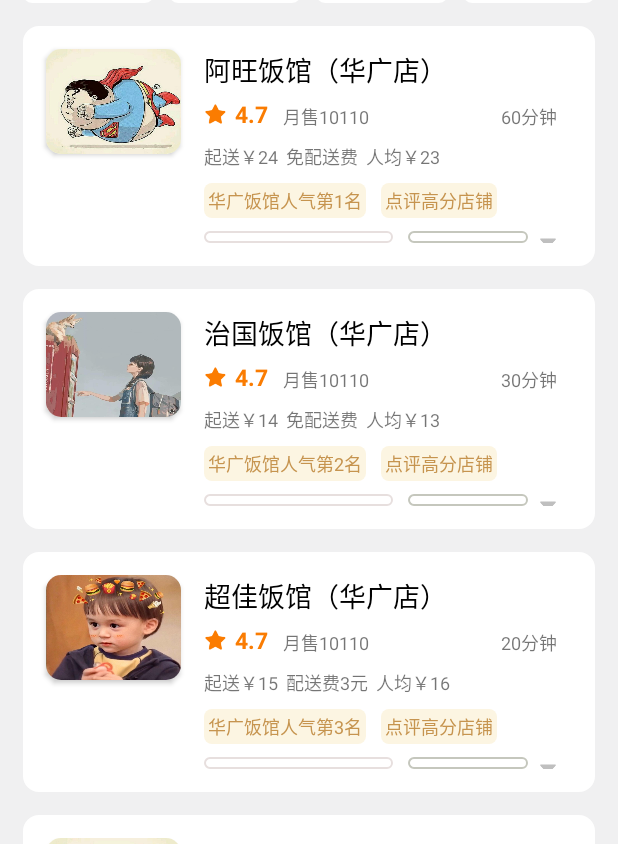
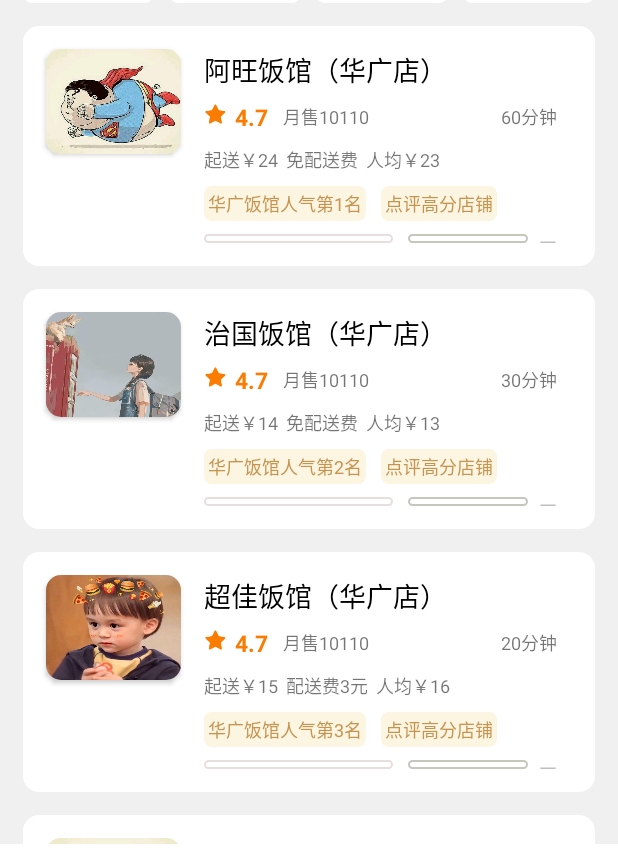
Before and after one commit to JasonO11111/WhatToEatToday, an Android app: the screen it shows after launch (MainActivity), on a phone screen of 412 x 824 dp. Shown: the part 308-1159 px from the top of the screen. Run offline under Robolectric (Android 15) with nearby library versions, the phone set to English and light mode, and no system bars.

Commit message:
更改recycleview中item的评价位置

```diff
--- a/app/src/main/res/layout/restaurant_item.xml
+++ b/app/src/main/res/layout/restaurant_item.xml
@@ -67,6 +67,7 @@
                 android:layout_width="wrap_content"
                 android:layout_height="wrap_content"
                 android:layout_marginLeft="5dp"
+                android:layout_marginTop="2dp"
                 android:text="5.0"
                 android:textColor="#FA7C02"
                 android:textSize="15sp"
```
